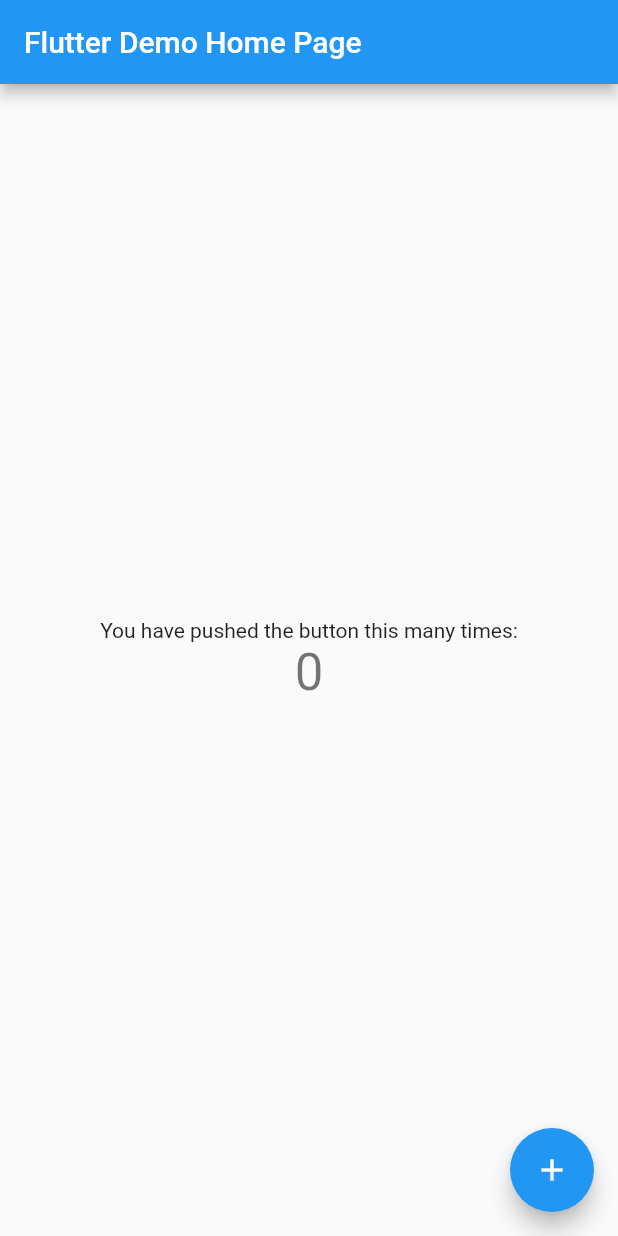
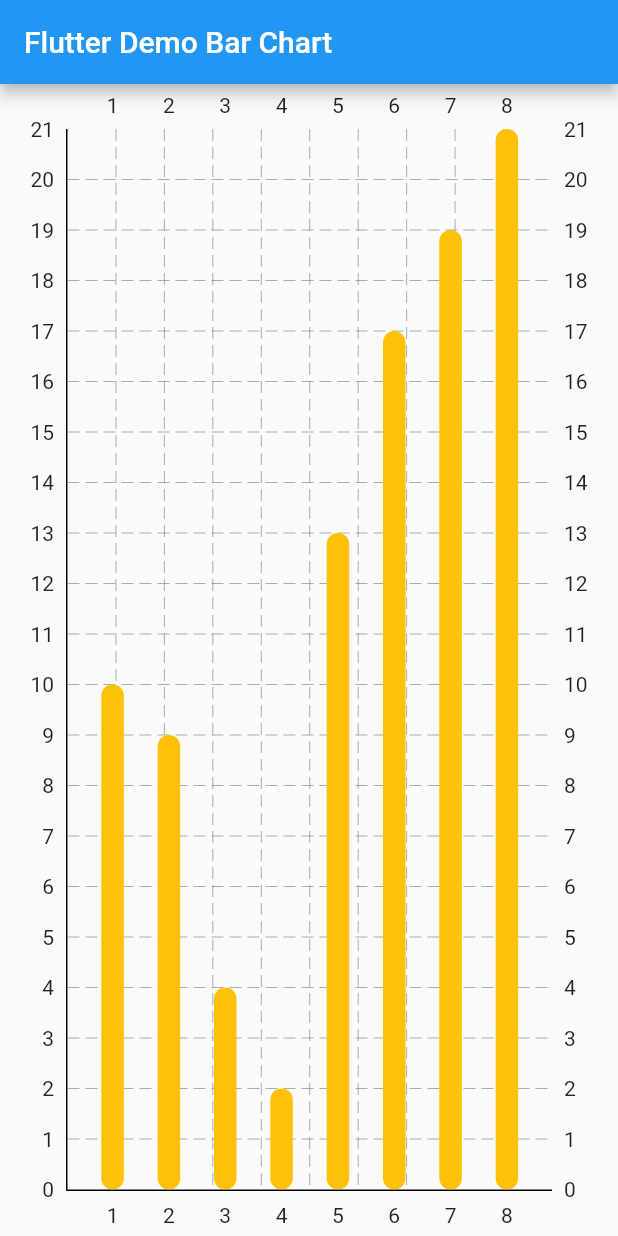
Before and after one commit to svbala99/flutter-barchart, a Flutter app: the screen it shows after launch, on a phone screen of 412 x 824 dp. Run offline on Flutter 3.47's test engine with Material 2 defaults, Android fonts, the phone set to English and light mode, and no system bars; drawn by our look-alikes of fl_chart.

Commit message:
add sampole data and test bar chart

```diff
--- a/lib/main.dart
+++ b/lib/main.dart
@@ -1,3 +1,4 @@
+import 'package:fl_chart/fl_chart.dart';
 import 'package:flutter/material.dart';
 
 void main() {
@@ -7,39 +8,20 @@
 class MyApp extends StatelessWidget {
   const MyApp({Key? key}) : super(key: key);
 
-  // This widget is the root of your application.
   @override
   Widget build(BuildContext context) {
     return MaterialApp(
-      title: 'Flutter Demo',
+      title: 'Bar chart',
       theme: ThemeData(
-        // This is the theme of your application.
-        //
-        // Try running your application with "flutter run". You'll see the
-        // application has a blue toolbar. Then, without quitting the app, try
-        // changing the primarySwatch below to Colors.green and then invoke
-        // "hot reload" (press "r" in the console where you ran "flutter run",
-        // or simply save your changes to "hot reload" in a Flutter IDE).
-        // Notice that the counter didn't reset back to zero; the application
-        // is not restarted.
         primarySwatch: Colors.blue,
       ),
-      home: const MyHomePage(title: 'Flutter Demo Home Page'),
+      home: const MyHomePage(title: 'Flutter Demo Bar Chart'),
     );
   }
 }
 
 class MyHomePage extends StatefulWidget {
   const MyHomePage({Key? key, required this.title}) : super(key: key);
-
-  // This widget is the home page of your application. It is stateful, meaning
-  // that it has a State object (defined below) that contains fields that affect
-  // how it looks.
-
-  // This class is the configuration for the state. It holds the values (in this
-  // case the title) provided by the parent (in this case the App widget) and
-  // used by the build method of the State. Fields in a Widget subclass are
-  // always marked "final".
 
   final String title;
 
@@ -48,68 +30,47 @@
 }
 
 class _MyHomePageState extends State<MyHomePage> {
-  int _counter = 0;
-
-  void _incrementCounter() {
-    setState(() {
-      // This call to setState tells the Flutter framework that something has
-      // changed in this State, which causes it to rerun the build method below
-      // so that the display can reflect the updated values. If we changed
-      // _counter without calling setState(), then the build method would not be
-      // called again, and so nothing would appear to happen.
-      _counter++;
-    });
-  }
-
   @override
   Widget build(BuildContext context) {
-    // This method is rerun every time setState is called, for instance as done
-    // by the _incrementCounter method above.
-    //
-    // The Flutter framework has been optimized to make rerunning build methods
-    // fast, so that you can just rebuild anything that needs updating rather
-    // than having to individually change instances of widgets.
     return Scaffold(
       appBar: AppBar(
-        // Here we take the value from the MyHomePage object that was created by
-        // the App.build method, and use it to set our appbar title.
         title: Text(widget.title),
       ),
       body: Center(
-        // Center is a layout widget. It takes a single child and positions it
-        // in the middle of the parent.
-        child: Column(
-          // Column is also a layout widget. It takes a list of children and
-          // arranges them vertically. By default, it sizes itself to fit its
-          // children horizontally, and tries to be as tall as its parent.
-          //
-          // Invoke "debug painting" (press "p" in the console, choose the
-          // "Toggle Debug Paint" action from the Flutter Inspector in Android
-          // Studio, or the "Toggle Debug Paint" command in Visual Studio Code)
-          // to see the wireframe for each widget.
-          //
-          // Column has various properties to control how it sizes itself and
-          // how it positions its children. Here we use mainAxisAlignment to
-          // center the children vertically; the main axis here is the vertical
-          // axis because Columns are vertical (the cross axis would be
-          // horizontal).
-          mainAxisAlignment: MainAxisAlignment.center,
-          children: <Widget>[
-            const Text(
-              'You have pushed the button this many times:',
-            ),
-            Text(
-              '$_counter',
-              style: Theme.of(context).textTheme.headline4,
-            ),
-          ],
-        ),
-      ),
-      floatingActionButton: FloatingActionButton(
-        onPressed: _incrementCounter,
-        tooltip: 'Increment',
-        child: const Icon(Icons.add),
-      ), // This trailing comma makes auto-formatting nicer for build methods.
+          child: BarChart(BarChartData(
+              borderData: FlBorderData(
+                  border: const Border(
+                top: BorderSide.none,
+                right: BorderSide.none,
+                left: BorderSide(width: 1),
+                bottom: BorderSide(width: 1),
+              )),
+              barGroups: [
+            BarChartGroupData(x: 1, barRods: [
+              BarChartRodData(y: 10, width: 15, colors: [Colors.amber]),
+            ]),
+            BarChartGroupData(x: 2, barRods: [
+              BarChartRodData(y: 9, width: 15, colors: [Colors.amber]),
+            ]),
+            BarChartGroupData(x: 3, barRods: [
+              BarChartRodData(y: 4, width: 15, colors: [Colors.amber]),
+            ]),
+            BarChartGroupData(x: 4, barRods: [
+              BarChartRodData(y: 2, width: 15, colors: [Colors.amber]),
+            ]),
+            BarChartGroupData(x: 5, barRods: [
+              BarChartRodData(y: 13, width: 15, colors: [Colors.amber]),
+            ]),
+            BarChartGroupData(x: 6, barRods: [
+              BarChartRodData(y: 17, width: 15, colors: [Colors.amber]),
+            ]),
+            BarChartGroupData(x: 7, barRods: [
+              BarChartRodData(y: 19, width: 15, colors: [Colors.amber]),
+            ]),
+            BarChartGroupData(x: 8, barRods: [
+              BarChartRodData(y: 21, width: 15, colors: [Colors.amber]),
+            ]),
+          ]))),
     );
   }
 }
```
Also changed, not shown: pubspec.yaml (+3 -75 lines), pubspec.lock.
